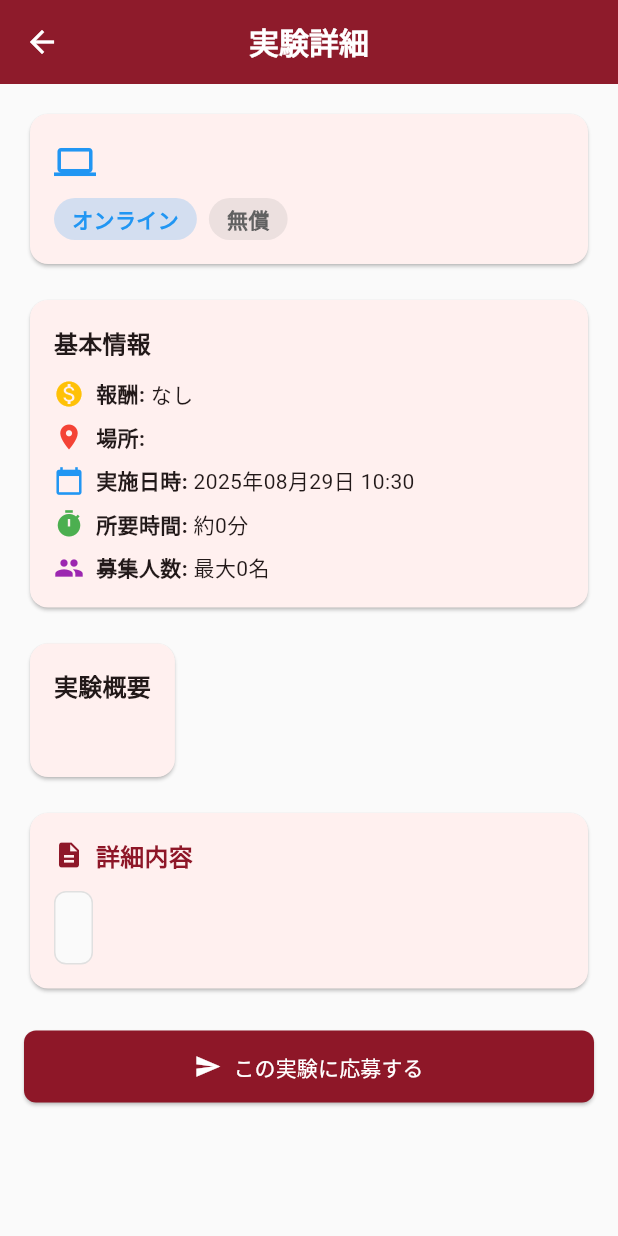
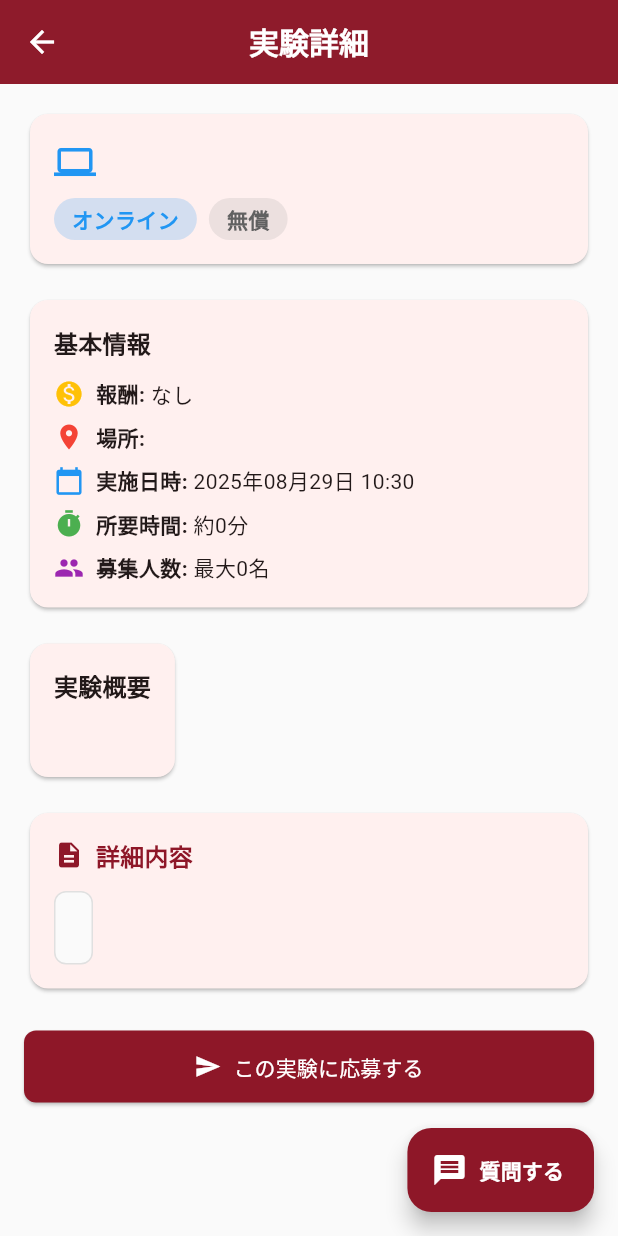
Before and after one commit to Miyamoto-yudai/waselab, a Flutter app: the ExperimentDetailScreen screen opened directly with empty values, on a phone screen of 412 x 824 dp. Run offline on Flutter 3.47's test engine with Material 3 defaults, Android fonts, the phone set to English and light mode, and no system bars; our stand-ins replace cloud_firestore, firebase_auth, firebase_core, google_sign_in; accounts and stored records are empty; network calls fail.

Commit message:
Update experiment detail screen
🤖 Generated with Claude Code (https://claude.ai/code)

Co-Authored-By: Claude <noreply@anthropic.com>

```diff
--- a/lib/screens/experiment_detail_screen.dart
+++ b/lib/screens/experiment_detail_screen.dart
@@ -3,13 +3,19 @@ import '../models/experiment.dart';
 
 /// 実験詳細画面
 /// 選択された実験の詳細情報を表示する
-class ExperimentDetailScreen extends StatelessWidget {
+class ExperimentDetailScreen extends StatefulWidget {
   final Experiment experiment;
 
   const ExperimentDetailScreen({
     super.key,
     required this.experiment,
   });
+
+  @override
+  State<ExperimentDetailScreen> createState() => _ExperimentDetailScreenState();
+}
+
+class _ExperimentDetailScreenState extends State<ExperimentDetailScreen> {
 
   /// 実験種別のアイコンを取得
   IconData _getTypeIcon(ExperimentType type) {
@@ -54,6 +60,24 @@ class ExperimentDetailScreen extends StatelessWidget {
       appBar: AppBar(
         title: const Text('実験詳細'),
       ),
+      floatingActionButton: FloatingActionButton.extended(
+        onPressed: () {
+          // デモ版では実装しないメッセージ機能
+          ScaffoldMessenger.of(context).showSnackBar(
+            const SnackBar(
+              content: Text('メッセージ機能は開発中です'),
+              backgroundColor: Colors.orange,
+            ),
+          );
+        },
+        backgroundColor: const Color(0xFF8E1728),
+        icon: const Icon(Icons.message, color: Colors.white),
+        label: const Text(
+          '質問する',
+          style: TextStyle(color: Colors.white, fontWeight: FontWeight.bold),
+        ),
+        tooltip: '実験者に質問',
+      ),
       body: SingleChildScrollView(
         padding: const EdgeInsets.all(16),
         child: Column(
@@ -69,14 +93,14 @@ class ExperimentDetailScreen extends StatelessWidget {
                     Row(
                       children: [
                         Icon(
-                          _getTypeIcon(experiment.type),
-                          color: _getTypeColor(experiment.type),
+                          _getTypeIcon(widget.experiment.type),
+                          color: _getTypeColor(widget.experiment.type),
                           size: 28,
                         ),
                         const SizedBox(width: 8),
                         Expanded(
                           child: Text(
-                            experiment.title,
+                            widget.experiment.title,
                             style: Theme.of(context).textTheme.headlineSmall,
                           ),
                         ),
@@ -92,13 +116,13 @@ class ExperimentDetailScreen extends StatelessWidget {
                             vertical: 4,
                           ),
                           decoration: BoxDecoration(
-                            color: _getTypeColor(experiment.type).withValues(alpha: 0.2),
+                            color: _getTypeColor(widget.experiment.type).withValues(alpha: 0.2),
                             borderRadius: BorderRadius.circular(16),
                           ),
                           child: Text(
-                            experiment.type.label,
+                            widget.experiment.type.label,
                             style: TextStyle(
-                              color: _getTypeColor(experiment.type),
+                              color: _getTypeColor(widget.experiment.type),
                               fontWeight: FontWeight.bold,
                             ),
                           ),
@@ -111,15 +135,15 @@ class ExperimentDetailScreen extends StatelessWidget {
                             vertical: 4,
                           ),
                           decoration: BoxDecoration(
-                            color: experiment.isPaid
+                            color: widget.experiment.isPaid
                               ? Colors.amber.withValues(alpha: 0.2)
                               : Colors.grey.withValues(alpha: 0.2),
                             borderRadius: BorderRadius.circular(16),
                           ),
                           child: Text(
-                            experiment.isPaid ? '有償' : '無償',
+                            widget.experiment.isPaid ? '有償' : '無償',
                             style: TextStyle(
-                              color: experiment.isPaid
+                              color: widget.experiment.isPaid
                                 ? Colors.amber[700]
                                 : Colors.grey[700],
                               fontWeight: FontWeight.bold,
@@ -151,38 +175,38 @@ class ExperimentDetailScreen extends StatelessWidget {
                     _buildInfoRow(
                       Icons.monetization_on,
                       '報酬',
-                      experiment.isPaid ? '¥${experiment.reward}' : 'なし',
+                      widget.experiment.isPaid ? '¥${widget.experiment.reward}' : 'なし',
                       Colors.amber,
                     ),
                     const SizedBox(height: 8),
                     _buildInfoRow(
                       Icons.location_on,
                       '場所',
-                      experiment.location,
+                      widget.experiment.location,
                       Colors.red,
                     ),
                     const SizedBox(height: 8),
                     _buildInfoRow(
                       Icons.calendar_today,
                       '実施日時',
-                      _formatDateTime(experiment.experimentDate),
+                      _formatDateTime(widget.experiment.experimentDate),
                       Colors.blue,
                     ),
-                    if (experiment.duration != null) ...[
+                    if (widget.experiment.duration != null) ...[
                       const SizedBox(height: 8),
                       _buildInfoRow(
                         Icons.timer,
                         '所要時間',
-                        '約${experiment.duration}分',
+                        '約${widget.experiment.duration}分',
                         Colors.green,
                       ),
                     ],
-                    if (experiment.maxParticipants != null) ...[
+                    if (widget.experiment.maxParticipants != null) ...[
                       const SizedBox(height: 8),
                       _buildInfoRow(
                         Icons.group,
                         '募集人数',
-                        '最大${experiment.maxParticipants}名',
+                        '最大${widget.experiment.maxParticipants}名',
                         Colors.purple,
                       ),
                     ],
@@ -207,7 +231,7 @@ class ExperimentDetailScreen extends StatelessWidget {
                     ),
                     const SizedBox(height: 12),
                     Text(
-                      experiment.description,
+                      widget.experiment.description,
                       style: Theme.of(context).textTheme.bodyMedium,
                     ),
                   ],
@@ -216,7 +240,7 @@ class ExperimentDetailScreen extends StatelessWidget {
             ),
 
             // 詳細内容
-            if (experiment.detailedContent != null) ...[
+            if (widget.experiment.detailedContent != null) ...[
               const SizedBox(height: 16),
               Card(
                 child: Padding(
@@ -253,7 +277,7 @@ class ExperimentDetailScreen extends StatelessWidget {
                           ),
                         ),
                         child: Text(
-                          experiment.detailedContent!,
+                          widget.experiment.detailedContent!,
                           style: Theme.of(context).textTheme.bodyMedium?.copyWith(
                             height: 1.6,
                           ),
@@ -266,7 +290,7 @@ class ExperimentDetailScreen extends StatelessWidget {
             ],
 
             // 参加条件
-            if (experiment.requirements.isNotEmpty) ...[
+            if (widget.experiment.requirements.isNotEmpty) ...[
               const SizedBox(height: 16),
               Card(
                 child: Padding(
@@ -281,7 +305,7 @@ class ExperimentDetailScreen extends StatelessWidget {
                         ),
                       ),
                       const SizedBox(height: 12),
-                      ...experiment.requirements.map((requirement) {
+                      ...widget.experiment.requirements.map((requirement) {
                         return Padding(
                           padding: const EdgeInsets.only(bottom: 8),
                           child: Row(
```
